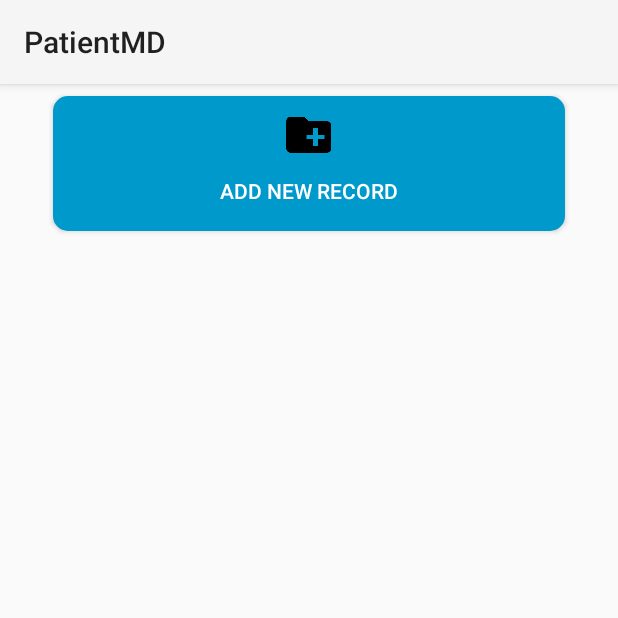
After one commit to dariuszpmrugala/Medical-database, an Android app: the fragment HomeFragment shown on its own in the app's theme, on a phone screen of 412 x 824 dp, the top half of it. The commit adds this screen. Run offline under Robolectric (Android 15) with nearby library versions, the phone set to English and light mode, and no system bars.

Commit message:
Adding fragments for main screen's functions
Added fragments. One of the tabs disappeared, dunno why

```diff
--- /dev/null
+++ b/app/src/main/java/edu/tamu/ecen/capstone/patientmd/activity/fragment/HomeFragment.java
@@ -0,0 +1,160 @@
+package edu.tamu.ecen.capstone.patientmd.activity.fragment;
+
+import android.app.Activity;
+import android.content.DialogInterface;
+import android.content.Intent;
+import android.net.Uri;
+import android.os.Bundle;
+import android.provider.MediaStore;
+import android.support.annotation.Nullable;
+import android.support.v4.app.Fragment;
+import android.support.v4.content.FileProvider;
+import android.support.v7.app.AlertDialog;
+import android.util.Log;
+import android.view.LayoutInflater;
+import android.view.View;
+import android.view.ViewGroup;
+import android.widget.Button;
+import android.widget.Toast;
+
+import java.io.File;
+import java.io.IOException;
+
+import edu.tamu.ecen.capstone.patientmd.R;
+import edu.tamu.ecen.capstone.patientmd.activity.MainActivity;
+import edu.tamu.ecen.capstone.patientmd.util.Util;
+
+import static edu.tamu.ecen.capstone.patientmd.util.Const.IMG_FILEPATH;
+
+/**
+ * Created by Reese on 3/21/2018.
+ *
+ * This Fragment is for showing the home application
+ */
+
+public class HomeFragment extends Fragment {
+
+
+    private Button cameraButton;
+
+    private final String TAG = "HomeFragment:";
+
+    public static Fragment newInstance(String text) {
+        Fragment frag = new HomeFragment();
+
+        return frag;
+    }
+
+    @Override
+    public View onCreateView(LayoutInflater inflater, ViewGroup container,
+                             Bundle savedInstanceState) {
+        return inflater.inflate(R.layout.home_fragment, container, false);
+    }
+
+    @Override
+    public void onViewCreated(View view, @Nullable Bundle savedInstanceState) {
+        super.onViewCreated(view, savedInstanceState);
+
+        initView(view);
+
+    }
+
+    /*
+    Function sets the initial view whenever the app is opened
+     */
+    private void initView(View view) {
+        Log.d(TAG, "initView");
+        //setup the button for accessing the camera
+        cameraButton = (Button) view.findViewById(R.id.new_record_button);
+        cameraButton.setOnClickListener(new View.OnClickListener() {
+            @Override
+            public void onClick(View v) {
+                Log.d(TAG, "CameraButton: onClick");
+
+                /*
+                if (MainActivity.this.checkSelfPermission(Manifest.permission.WRITE_EXTERNAL_STORAGE) != PackageManager.PERMISSION_GRANTED) {
+                    Log.d(TAG, "CameraButton: User must provide storage write access");
+                }*/
+
+                //when the user clicks the button, they should be prompted to confirm they want to take a picture
+                new AlertDialog.Builder(getContext())
+                        .setMessage(R.string.camera_confirmation)
+                        .setPositiveButton(android.R.string.ok, new DialogInterface.OnClickListener() {
+                            @Override
+                            public void onClick(DialogInterface dialogInterface, int i) {
+                                //begin process to taking a picture
+                                dispatchTakePictureIntent();
+                                /*Intent intent = new Intent(MainActivity.this, PhotoActivity.class);
+                                startActivity(intent);
+                                */
+                            }
+                        })
+                        .show();
+
+            }
+        });
+
+
+    }
+
+    static final int REQUEST_TAKE_PHOTO = 1559;
+
+    private void dispatchTakePictureIntent() {
+        Util.permissionCamera(getActivity());
+        Intent takePictureIntent = new Intent(MediaStore.ACTION_IMAGE_CAPTURE);
+        // Ensure that there's a camera activity to handle the intent
+        if (takePictureIntent.resolveActivity(getActivity().getPackageManager()) != null) {
+            // Create the File where the photo should go
+            File photoFile = null;
+            try {
+                photoFile = createImageFile();
+            } catch (IOException ex) {
+                // Error occurred while creating the File
+                Log.e(TAG, "dispatchTakePictureIntent:: error", ex);
+            }
+            // Continue only if the File was successfully created
+            if (photoFile != null) {
+                Uri photoURI = FileProvider.getUriForFile(getContext(),
+                        "edu.tamu.ecen.capstone.input.fileprovider",
+                        photoFile);
+                takePictureIntent.putExtra(MediaStore.EXTRA_OUTPUT, photoURI);
+                startActivityForResult(takePictureIntent, REQUEST_TAKE_PHOTO);
+            }
+        }
+    }
+
+
+    public void onActivityResult(int requestCode, int resultCode, Intent data) {
+
+        if(requestCode == REQUEST_TAKE_PHOTO && resultCode == Activity.RESULT_OK) {
+            int index = mCurrentPhotoPath.lastIndexOf("/");
+            String toastMessage = mCurrentPhotoPath.substring(index+1, mCurrentPhotoPath.length());
+            Log.d(TAG,"onActivityResult:: File: "+mCurrentPhotoPath);
+            Toast.makeText(getActivity().getApplicationContext(), "Filename: "+toastMessage, Toast.LENGTH_LONG)
+                    .show();
+
+            //ToDo: anything that requires the picture as soon as it is taken
+        }
+    }
+
+
+    String mCurrentPhotoPath;
+
+    private File createImageFile() throws IOException {
+        // Create an image file name
+        Util.permissionExternalWrite(getActivity());
+        String imageFileName = IMG_FILEPATH + "/" + Util.dateForFile(System.currentTimeMillis()) + ".jpg";
+        File image = new File(imageFileName);
+        image.getParentFile().mkdirs();
+        image.createNewFile();
+
+        if(image.exists())
+            Log.d(TAG,"createImageFile:: file created successfully");
+
+        // Save a file: path for use with ACTION_VIEW intents
+        mCurrentPhotoPath = image.getAbsolutePath();
+        Log.d(TAG, "CreateImageFile:: path is "+mCurrentPhotoPath);
+        return image;
+    }
+
+}
--- a/app/src/main/res/layout/activity_main.xml
+++ b/app/src/main/res/layout/activity_main.xml
@@ -25,7 +25,7 @@
         android:id="@+id/textureview"
         android:layout_width="match_parent"
         android:layout_height="match_parent" />
-    -->
+
 
     <Button
         android:id="@+id/new_record_button"
@@ -50,6 +50,8 @@
         app:layout_constraintStart_toStartOf="parent"
         app:layout_constraintTop_toTopOf="parent"
         app:layout_constraintVertical_bias="0.233" />
+    -->
+
 
     <android.support.design.widget.BottomNavigationView
         android:id="@+id/navigation"
--- /dev/null
+++ b/app/src/main/res/layout/home_fragment.xml
@@ -0,0 +1,24 @@
+<?xml version="1.0" encoding="utf-8"?>
+<RelativeLayout xmlns:android="http://schemas.android.com/apk/res/android"
+    android:layout_width="match_parent"
+    android:layout_height="wrap_content">
+
+
+    <Button
+        android:id="@+id/new_record_button"
+        style="@android:style/Widget.Material.Button.Colored"
+        android:layout_width="match_parent"
+        android:layout_height="90dp"
+        android:layout_gravity="center_horizontal"
+        android:layout_marginBottom="8dp"
+        android:layout_marginEnd="35dp"
+        android:layout_marginStart="35dp"
+        android:layout_marginTop="8dp"
+        android:background="@drawable/record_button"
+        android:drawableTop="@drawable/ic_create_new_folder_black_36dp"
+        android:elevation="20dp"
+        android:paddingBottom="8dp"
+        android:paddingTop="8dp"
+        android:text="@string/add_record_text" />
+
+</RelativeLayout>
--- a/app/src/main/res/menu/navigation.xml
+++ b/app/src/main/res/menu/navigation.xml
@@ -7,7 +7,7 @@
         android:title="@string/title_home" />
 
     <item
-        android:id="@+id/navigation_archive"
+        android:id="@+id/navigation_records"
         android:icon="@drawable/ic_archive_black_24dp"
         android:title="@string/title_archive" />
 
```
Also changed, not shown: app/src/main/java/edu/tamu/ecen/capstone/patientmd/activity/MainActivity.java (+43 -106 lines), app/src/main/java/edu/tamu/ecen/capstone/patientmd/activity/fragment/PlotFragment.java (added, +10 -0 lines), app/src/main/java/edu/tamu/ecen/capstone/patientmd/activity/fragment/RecordsFragment.java (added, +10 -0 lines), app/src/main/java/edu/tamu/ecen/capstone/patientmd/view/AutoFitTextureView.java (deleted, +0 -79 lines).
